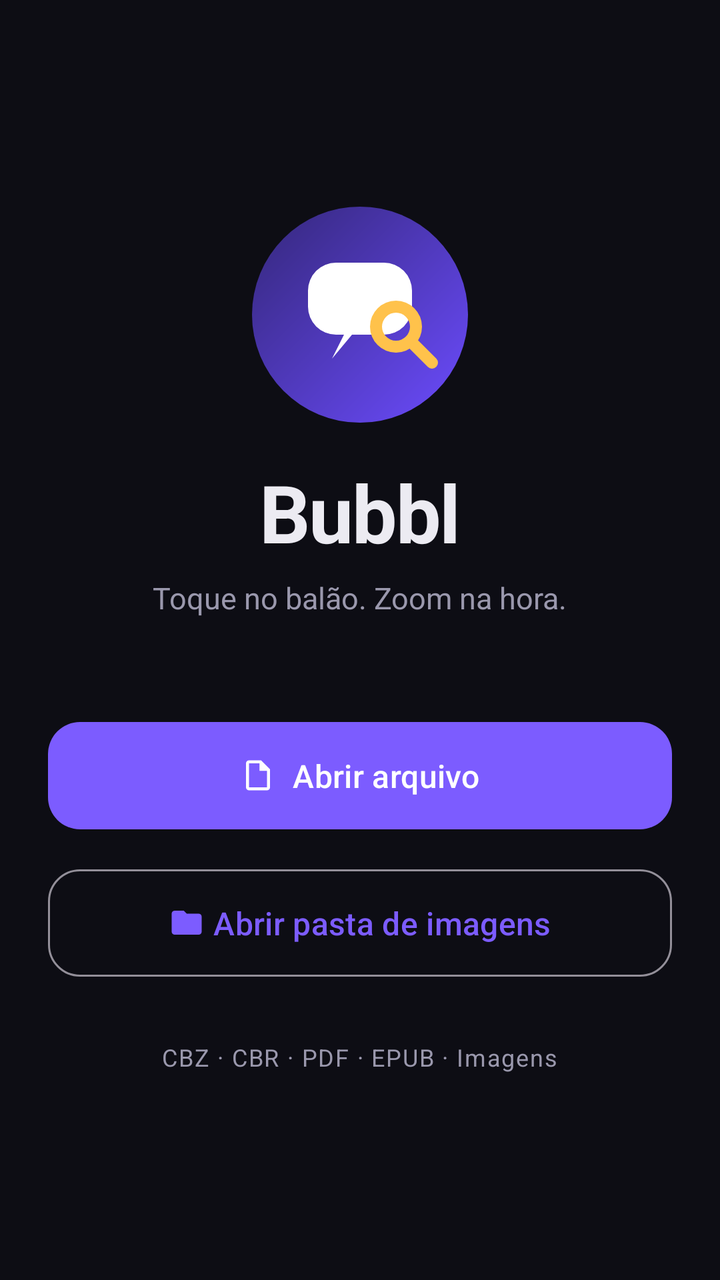
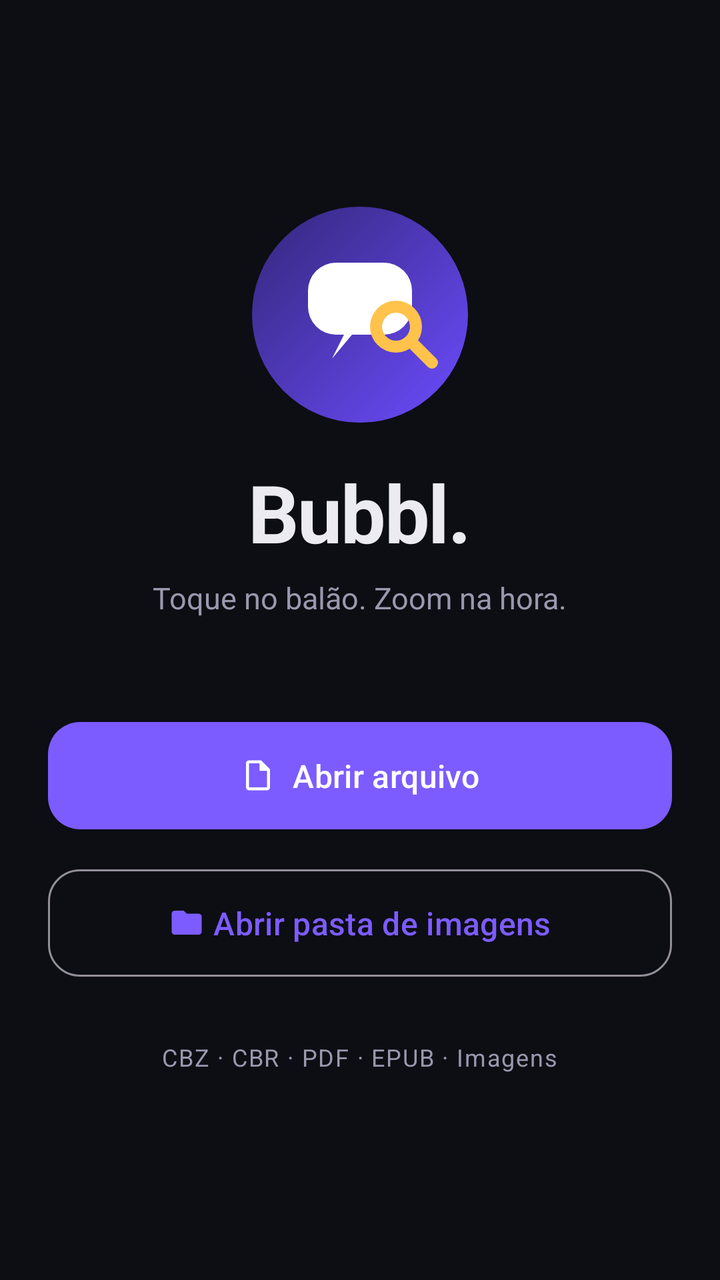

Two renders of the same Android screen: before a commit and after it. Below are the layout's source before the change and the commit's diff.
<!-- AndroidManifest.xml: application theme Theme.Bubbl -->
<!-- res/layout/activity_main.xml -->
<?xml version="1.0" encoding="utf-8"?>
<androidx.constraintlayout.widget.ConstraintLayout
    xmlns:android="http://schemas.android.com/apk/res/android"
    xmlns:app="http://schemas.android.com/apk/res-auto"
    android:layout_width="match_parent"
    android:layout_height="match_parent">

    <LinearLayout
        android:layout_width="0dp"
        android:layout_height="wrap_content"
        android:orientation="vertical"
        android:gravity="center_horizontal"
        android:paddingHorizontal="24dp"
        app:layout_constraintWidth_max="460dp"
        app:layout_constraintStart_toStartOf="parent"
        app:layout_constraintEnd_toEndOf="parent"
        app:layout_constraintTop_toTopOf="parent"
        app:layout_constraintBottom_toBottomOf="parent">

        <ImageView
            android:layout_width="108dp"
            android:layout_height="108dp"
            android:src="@drawable/logo_badge"
            android:contentDescription="Bubbl" />

        <TextView
            android:layout_width="wrap_content"
            android:layout_height="wrap_content"
            android:text="Bubbl"
            android:textColor="@color/on_surface"
            android:textSize="40sp"
            android:textStyle="bold"
            android:letterSpacing="-0.02"
            android:layout_marginTop="18dp" />

        <TextView
            android:layout_width="wrap_content"
            android:layout_height="wrap_content"
            android:text="Toque no balão. Zoom na hora."
            android:textColor="@color/on_surface_muted"
            android:textSize="15sp"
            android:layout_marginTop="6dp" />

        <com.google.android.material.button.MaterialButton
            android:id="@+id/btnOpenFile"
            android:layout_width="match_parent"
            android:layout_height="wrap_content"
            android:layout_marginTop="48dp"
            android:text="Abrir arquivo"
            android:textSize="16sp"
            android:paddingVertical="16dp"
            app:icon="@drawable/ic_file"
            app:iconGravity="textStart"
            app:cornerRadius="16dp" />

        <com.google.android.material.button.MaterialButton
            android:id="@+id/btnOpenFolder"
            style="@style/Widget.Material3.Button.OutlinedButton"
            android:layout_width="match_parent"
            android:layout_height="wrap_content"
            android:layout_marginTop="12dp"
            android:text="Abrir pasta de imagens"
            android:textSize="16sp"
            android:paddingVertical="16dp"
            app:icon="@drawable/ic_folder"
            app:iconGravity="textStart"
            app:cornerRadius="16dp" />

        <TextView
            android:layout_width="wrap_content"
            android:layout_height="wrap_content"
            android:text="CBZ · CBR · PDF · EPUB · Imagens"
            android:textColor="@color/on_surface_muted"
            android:textSize="12sp"
            android:letterSpacing="0.05"
            android:layout_marginTop="28dp" />

        <com.google.android.material.progressindicator.CircularProgressIndicator
            android:id="@+id/progress"
            android:layout_width="wrap_content"
            android:layout_height="wrap_content"
            android:layout_marginTop="20dp"
            android:indeterminate="true"
            android:visibility="gone"
            app:indicatorColor="@color/violet" />
    </LinearLayout>
</androidx.constraintlayout.widget.ConstraintLayout>
<!-- resources referenced by this layout -->
<resources>
  <color name="on_surface">#ECEBF2</color>
  <color name="on_surface_muted">#9A98AD</color>
  <color name="violet">#7C5CFF</color>
  <!-- drawable ic_file (drawable) -->
  <vector xmlns:android="http://schemas.android.com/apk/res/android"
      android:width="24dp" android:height="24dp"
      android:viewportWidth="24" android:viewportHeight="24"
      android:tint="?attr/colorControlNormal">
      <path android:fillColor="@android:color/white"
          android:pathData="M14,2H6A2,2 0 0,0 4,4V20A2,2 0 0,0 6,22H18A2,2 0 0,0 20,20V8L14,2M18,20H6V4H13V9H18V20Z" />
  </vector>
  <!-- drawable ic_folder (drawable) -->
  <vector xmlns:android="http://schemas.android.com/apk/res/android"
      android:width="24dp" android:height="24dp"
      android:viewportWidth="24" android:viewportHeight="24"
      android:tint="?attr/colorControlNormal">
      <path android:fillColor="@android:color/white"
          android:pathData="M10,4H4C2.89,4 2,4.89 2,6V18A2,2 0 0,0 4,20H20A2,2 0 0,0 22,18V8C22,6.89 21.1,6 20,6H12L10,4Z" />
  </vector>
  <!-- drawable logo_badge (drawable) -->
  <?xml version="1.0" encoding="utf-8"?>
  <layer-list xmlns:android="http://schemas.android.com/apk/res/android">
      <item>
          <shape android:shape="oval">
              <gradient
                  android:startColor="#6C4CFF"
                  android:endColor="#34277A"
                  android:angle="135" />
          </shape>
      </item>
      <item android:drawable="@drawable/ic_launcher_foreground" />
  </layer-list>
  <style name="Theme.Bubbl" parent="Theme.Material3.Dark.NoActionBar">
          <item name="colorPrimary">@color/violet</item>
          <item name="colorOnPrimary">#FFFFFF</item>
          <item name="colorPrimaryContainer">@color/violet_dark</item>
          <item name="colorOnPrimaryContainer">#EADFFF</item>
          <item name="colorSecondary">@color/amber</item>
          <item name="colorOnSecondary">#3A2500</item>
          <item name="colorSecondaryContainer">#5C4200</item>
          <item name="colorOnSecondaryContainer">#FFE2AE</item>
          <item name="android:colorBackground">@color/ink</item>
          <item name="colorSurface">@color/surface</item>
          <item name="colorSurfaceVariant">@color/surface_variant</item>
          <item name="colorOnSurface">@color/on_surface</item>
          <item name="colorOnSurfaceVariant">@color/on_surface_muted</item>
          <item name="android:statusBarColor">@color/ink</item>
          <item name="android:navigationBarColor">@color/ink</item>
      </style>
  <!-- drawable ic_launcher_foreground (drawable) -->
  <vector xmlns:android="http://schemas.android.com/apk/res/android"
      android:width="108dp"
      android:height="108dp"
      android:viewportWidth="108"
      android:viewportHeight="108">
  
      
      <path
          android:fillColor="#FFFFFF"
          android:pathData="M42,28 H66 A14,14 0 0 1 80,42 V50 A14,14 0 0 1 66,64 H50 L40,76 L46,64 H42 A14,14 0 0 1 28,50 V42 A14,14 0 0 1 42,28 Z" />
  
      
      <path
          android:fillColor="#FFC24B"
          android:fillType="evenOdd"
          android:pathData="M72,60 m-13,0 a13,13 0 1,0 26,0 a13,13 0 1,0 -26,0 M72,60 m-7,0 a7,7 0 1,0 14,0 a7,7 0 1,0 -14,0" />
  
      
      <path
          android:strokeColor="#FFC24B"
          android:strokeWidth="6"
          android:strokeLineCap="round"
          android:pathData="M81,69 L90,78" />
  </vector>
  <color name="violet_dark">#34277A</color>
  <color name="amber">#FFC24B</color>
  <color name="ink">#0D0D14</color>
  <color name="surface">#17161F</color>
  <color name="surface_variant">#232232</color>
</resources>

<!-- the commit's change to res/layout/activity_main.xml (unified diff, before → after) -->
@@ -26,7 +26,7 @@
         <TextView
             android:layout_width="wrap_content"
             android:layout_height="wrap_content"
-            android:text="Bubbl"
+            android:text="Bubbl."
             android:textColor="@color/on_surface"
             android:textSize="40sp"
             android:textStyle="bold"
